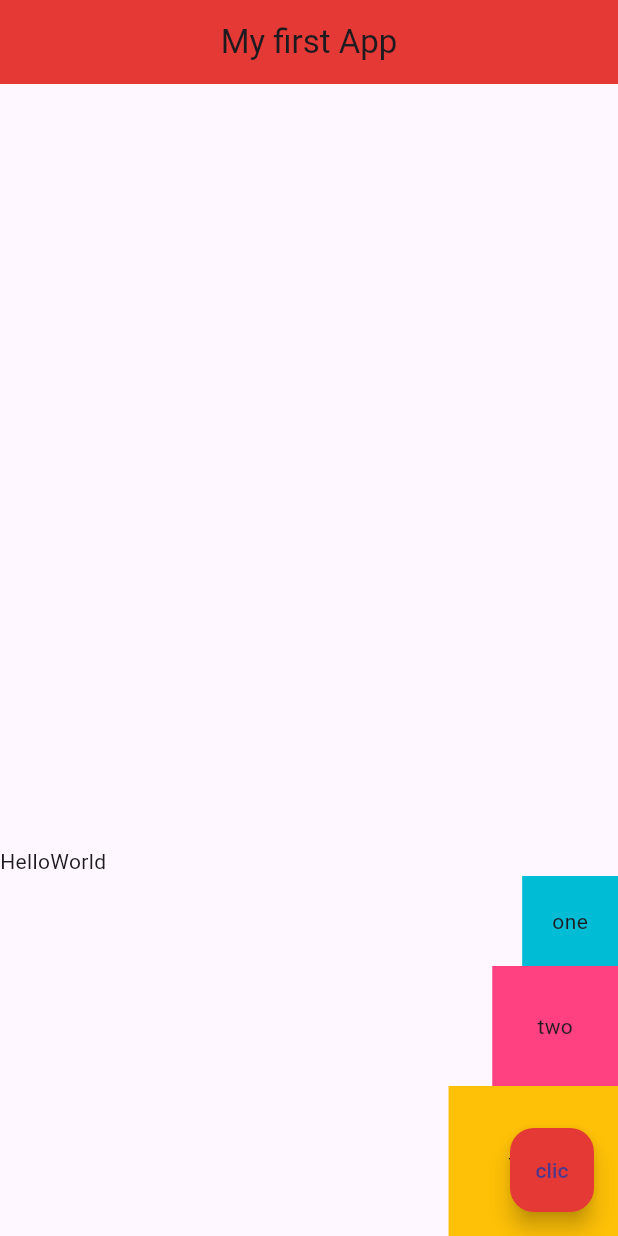
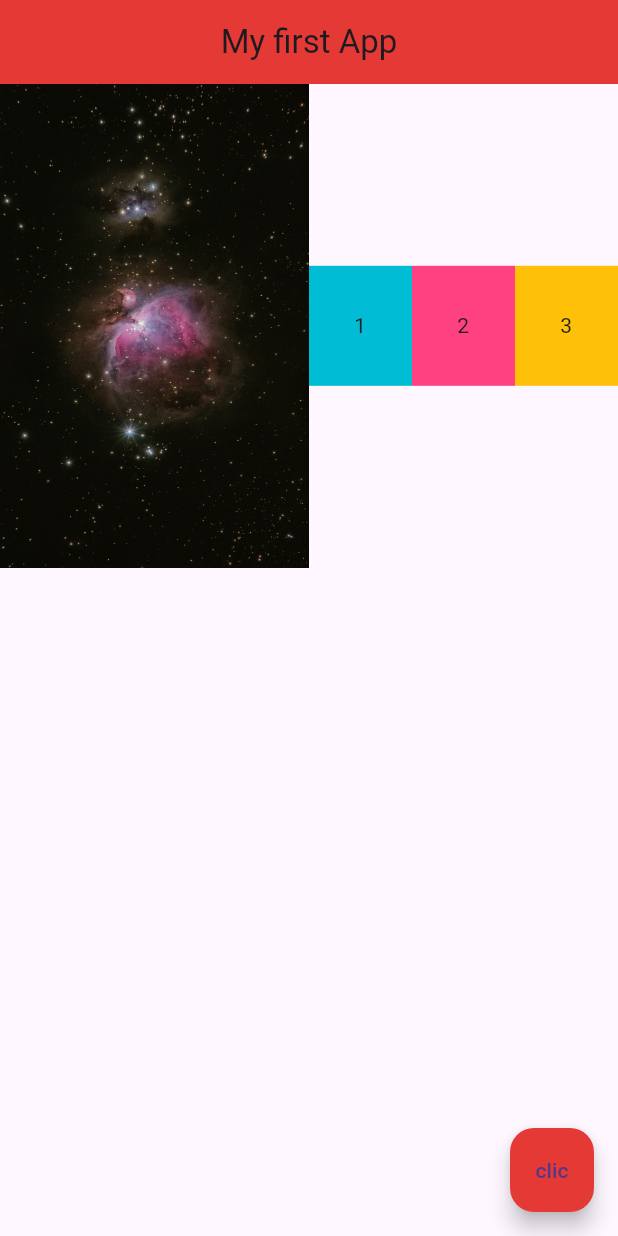
Before and after one commit to juansgt/flutter-for-beginners, a Flutter app: the screen it shows after launch, on a phone screen of 412 x 824 dp. Run offline on Flutter 3.47's test engine with Material 3 defaults, Android fonts, the phone set to English and light mode, and no system bars.

Commit message:
Añadidos el Widget Expanded con la propiedad Flex

```diff
--- a/lib/main.dart
+++ b/lib/main.dart
@@ -13,30 +13,33 @@
         centerTitle: true,
         backgroundColor: Colors.red[600],
       ),
-      body: Column(
-        mainAxisAlignment: MainAxisAlignment.end,
-        crossAxisAlignment: CrossAxisAlignment.end,
+      body: Row(
         children: <Widget>[
-          const Row(
-            children: <Widget>[
-              Text('Hello'),
-              Text('World'),
-            ],
+          Expanded(
+            flex: 3,
+              child: Image.asset('assets/space-1.jpg')
           ),
-          Container(
-            padding: const EdgeInsets.all(20),
-            color: Colors.cyan,
-            child: const Text('one'),
+          Expanded(
+            flex: 1,
+            child: Container(
+              padding: EdgeInsets.all(30),
+              color: Colors.cyan,
+              child: Text('1'),
+            ),
           ),
-          Container(
-            padding: const EdgeInsets.all(30),
-            color: Colors.pinkAccent,
-            child: const Text('two'),
+          Expanded(
+            flex: 1,
+            child: Container(
+              padding: EdgeInsets.all(30),
+              color: Colors.pinkAccent,
+              child: Text('2'),),
           ),
-          Container(
-            padding: const EdgeInsets.all(40),
-            color: Colors.amber,
-            child: const Text('three'),
+          Expanded(
+            flex: 1,
+            child: Container(
+              padding: EdgeInsets.all(30),
+              color: Colors.amber,
+              child: Text('3'),),
           )
         ],
       ),
```
